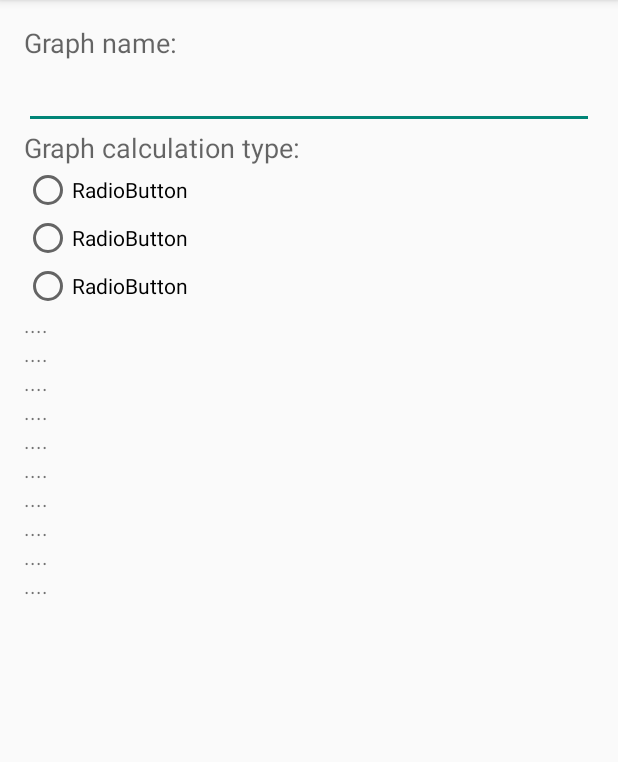
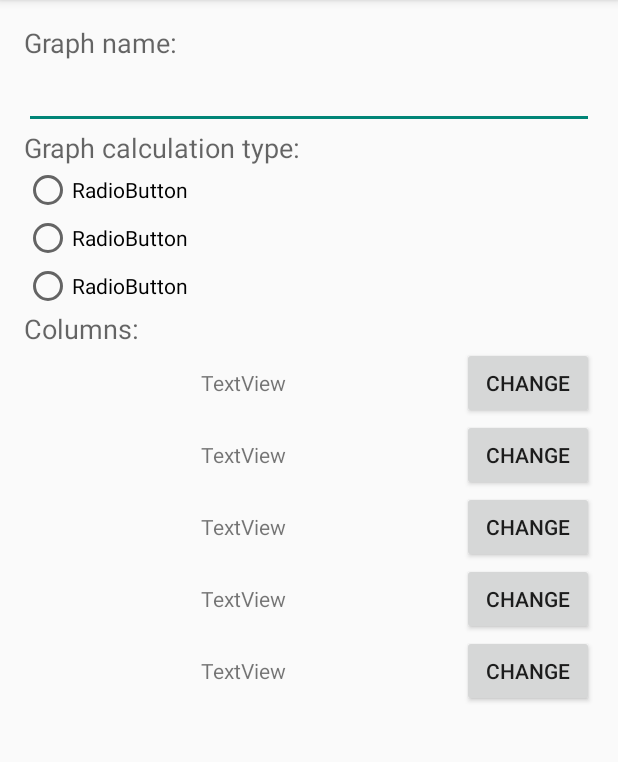
Before and after one commit to tkrajina/GraphAnything, an Android app: the screen it shows after launch (GraphPropertiesActivity), after a tap on "New", on a phone screen of 412 x 824 dp, the part 84-846 px from its top. Run offline under Robolectric (Android 15) with nearby library versions, the phone set to English and light mode, and no system bars; libraries missing offline, so code that uses them is left out: com.jjoe64.graphview, lombok.experimental, lombok.installer, nl.qbusict.cupboard; 22 statements that could not run were skipped.

Commit message:
List of columns (5 for testing) + buttons to column definition activity

```diff
--- a/graphanything/src/main/java/info/puzz/graphanything/dao/DAO.java
+++ b/graphanything/src/main/java/info/puzz/graphanything/dao/DAO.java
@@ -5,7 +5,9 @@ import android.database.SQLException;
 import android.database.sqlite.SQLiteDatabase;
 
 import java.util.ArrayList;
+import java.util.HashSet;
 import java.util.List;
+import java.util.Set;
 
 import info.puzz.graphanything.models.Graph;
 import info.puzz.graphanything.models.GraphColumn;
@@ -107,10 +109,26 @@ public class DAO {
     }
 
     public List<GraphColumn> getColumns(Long graphId) {
-        return cupboard().withDatabase(mDb)
+        Set<Integer> columnNumbers = new HashSet<>();
+        List<GraphColumn> columns = cupboard().withDatabase(mDb)
                 .query(GraphColumn.class)
                 .withSelection("graphId = ?", String.valueOf(graphId))
                 .orderBy("columnNo")
                 .list();
+
+        for (GraphColumn column : columns) {
+            columnNumbers.add(column.getColumnNo());
+        }
+
+        for (int i = 0; i < GraphEntry.COLUMNS_NO; i++) {
+            if (!columnNumbers.contains(i)) {
+                GraphColumn missingColumn = new GraphColumn()
+                        .setGraphId(graphId)
+                        .setColumnNo(i);
+                columns.add(missingColumn);
+            }
+        }
+
+        return columns;
     }
 }
--- a/graphanything/src/main/java/info/puzz/graphanything/models/GraphColumn.java
+++ b/graphanything/src/main/java/info/puzz/graphanything/models/GraphColumn.java
@@ -10,6 +10,10 @@ import lombok.experimental.Accessors;
 @Data
 @Accessors(chain = true)
 public class GraphColumn {
+
+    public static final int COLUMNS_NO = GraphEntry.COLUMNS_NO;
+
+
     public Long _id;
     public long graphId;
 
@@ -30,4 +34,5 @@ public class GraphColumn {
     public int unitType = GraphUnitType.UNIT.getType();
 
     public String unit;
+
 }
--- a/graphanything/src/main/java/info/puzz/graphanything/models/GraphEntry.java
+++ b/graphanything/src/main/java/info/puzz/graphanything/models/GraphEntry.java
@@ -13,7 +13,7 @@ import lombok.installer.IdeFinder;
 @Accessors(chain = true)
 public class GraphEntry {
 
-    public static final int COLUMNS_NO = 10;
+    public static final int COLUMNS_NO = 5;
 
     public Long _id;
     public long graphId;
@@ -24,11 +24,15 @@ public class GraphEntry {
     public Double value2;
     public Double value3;
     public Double value4;
+    /*
     public Double value5;
     public Double value6;
     public Double value7;
     public Double value8;
     public Double value9;
+    */
+
+    String message;
 
     /**
      * Stupid, but it works.
@@ -43,11 +47,13 @@ public class GraphEntry {
             case 2: value2 = val;
             case 3: value3 = val;
             case 4: value4 = val;
+            /*
             case 5: value5 = val;
             case 6: value6 = val;
             case 7: value7 = val;
             case 8: value8 = val;
             case 9: value9 = val;
+            */
         }
         return this;
     }
@@ -59,11 +65,13 @@ public class GraphEntry {
             case 2: return value2;
             case 3: return value3;
             case 4: return value4;
+            /*
             case 5: return value5;
             case 6: return value6;
             case 7: return value7;
             case 8: return value8;
             case 9: return value9;
+            */
             default: throw new Error("Invalid index:" + i);
         }
     }
--- a/graphanything/src/main/res/layout/activity_graph_properties.xml
+++ b/graphanything/src/main/res/layout/activity_graph_properties.xml
@@ -61,6 +61,13 @@
                 android:layout_weight="1" />
         </RadioGroup>
 
+        <TextView
+            android:text="Columns:"
+            android:layout_width="match_parent"
+            android:layout_height="wrap_content"
+            android:textAppearance="?android:attr/textAppearanceMedium"
+            />
+
         <LinearLayout
             android:id="@+id/fields"
             android:orientation="vertical"
--- a/graphanything/src/main/res/layout/fragment_graph_field_info.xml
+++ b/graphanything/src/main/res/layout/fragment_graph_field_info.xml
@@ -1,12 +1,28 @@
-<FrameLayout xmlns:android="http://schemas.android.com/apk/res/android"
+<RelativeLayout xmlns:android="http://schemas.android.com/apk/res/android"
     xmlns:tools="http://schemas.android.com/tools"
     android:layout_width="match_parent"
     android:layout_height="match_parent"
     tools:context="info.puzz.graphanything.fragments.GraphFieldInfoFragment">
 
     <TextView
-        android:layout_width="match_parent"
+        android:text="TextView"
+        android:layout_width="wrap_content"
         android:layout_height="wrap_content"
-        android:text="...." />
+        android:layout_alignParentTop="true"
+        android:layout_alignParentLeft="true"
+        android:layout_alignParentStart="true"
+        android:id="@+id/textView8"
+        android:gravity="center|center_vertical"
+        android:layout_alignBottom="@+id/button"
+        android:layout_toLeftOf="@+id/button"
+        android:layout_toStartOf="@+id/button" />
 
-</FrameLayout>
+    <Button
+        android:id="@+id/button"
+        android:text="Change"
+        android:layout_width="wrap_content"
+        android:layout_height="wrap_content"
+        android:layout_alignParentTop="true"
+        android:layout_alignParentRight="true"
+        android:layout_alignParentEnd="true" />
+</RelativeLayout>
```
